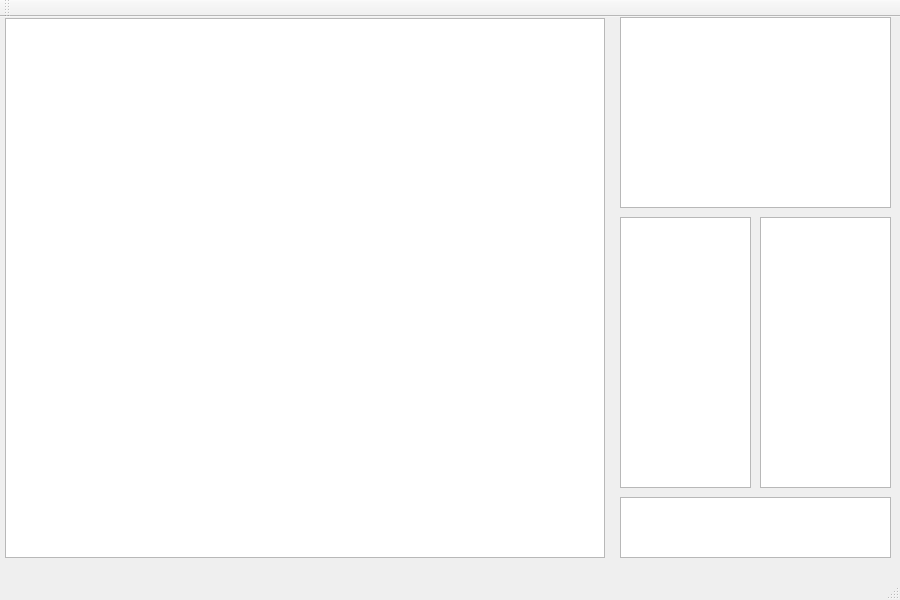
Above: mainwindow.ui from ammelto/QtPhysicsSandbox before the change. Below: the same form after it.
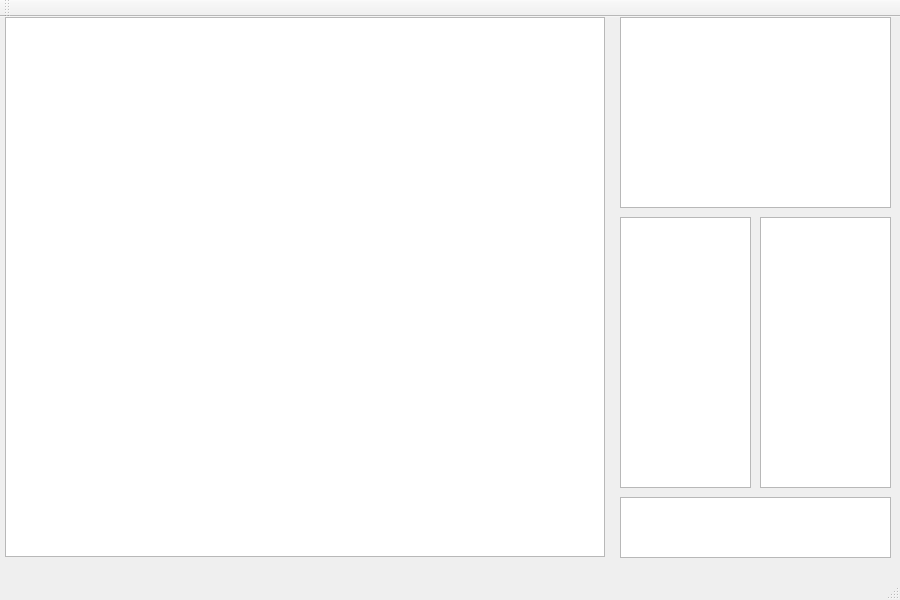
That is the form after the change.

```diff
--- a/mainwindow.ui
+++ b/mainwindow.ui
@@ -30,7 +30,7 @@
     <property name="geometry">
      <rect>
       <x>5</x>
-      <y>1</y>
+      <y>0</y>
       <width>600</width>
       <height>540</height>
      </rect>
```
Left out of the diff: 8 changed lines with no effect on the pictures.
